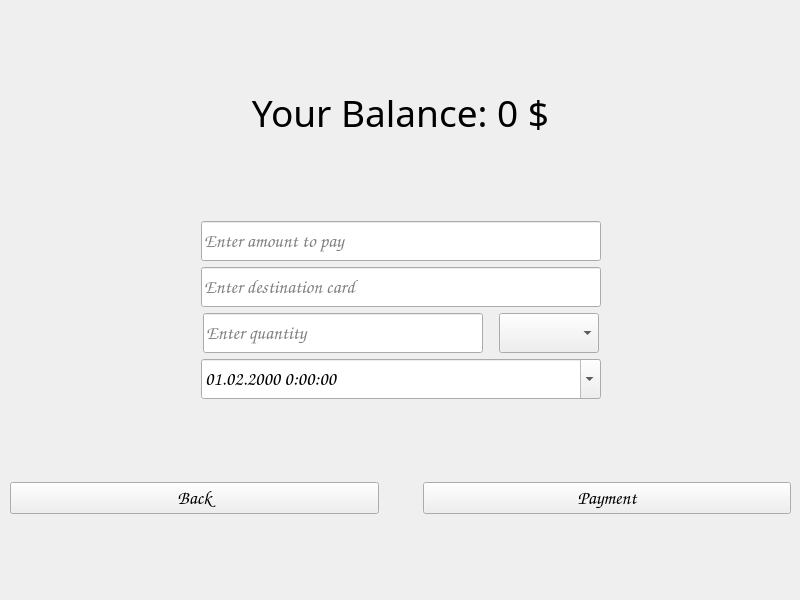
Above: frontend/menus/NewPaymentMenu/newpaymentmenu.ui from grytsiuko/QuadroBank before the change. Below: the same form after it.
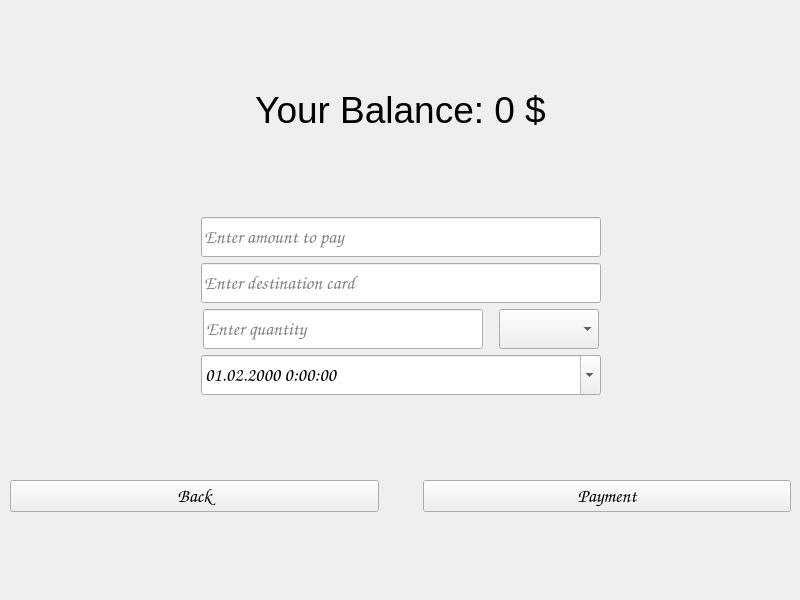
That is the form after the change.

Patch:
```diff
--- a/frontend/menus/NewPaymentMenu/newpaymentmenu.ui
+++ b/frontend/menus/NewPaymentMenu/newpaymentmenu.ui
@@ -46,7 +46,7 @@
      <widget class="QLabel" name="LabelName">
       <property name="font">
        <font>
-        <family>Playbill</family>
+        <family>Arial</family>
         <pointsize>28</pointsize>
        </font>
       </property>
```
